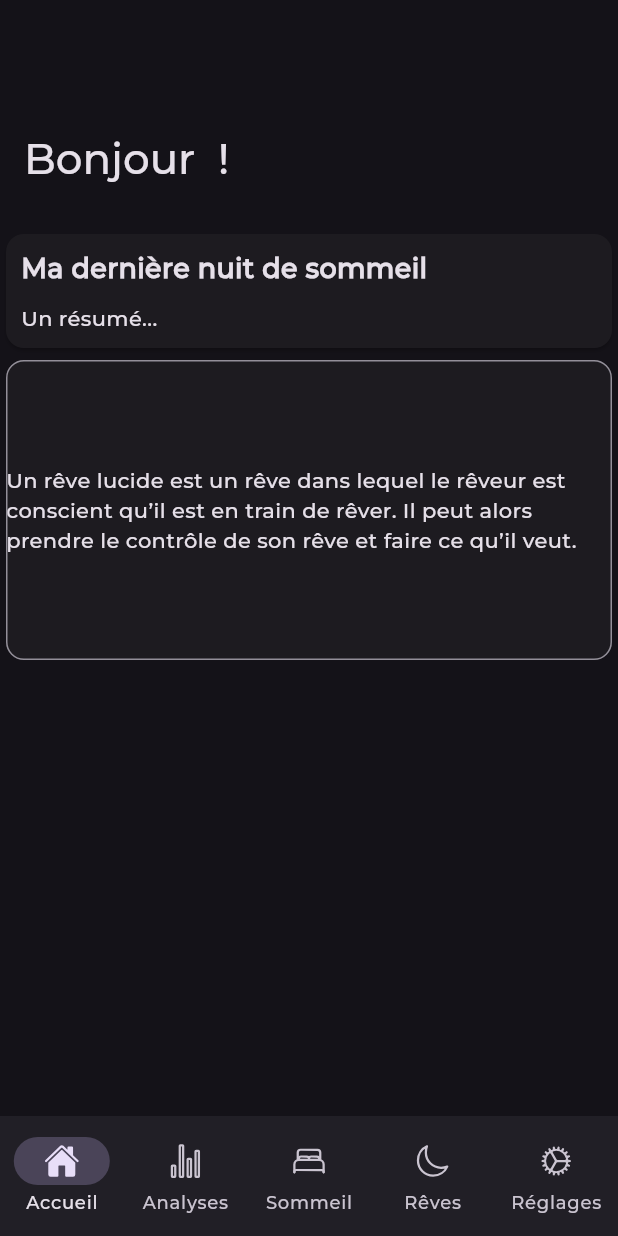
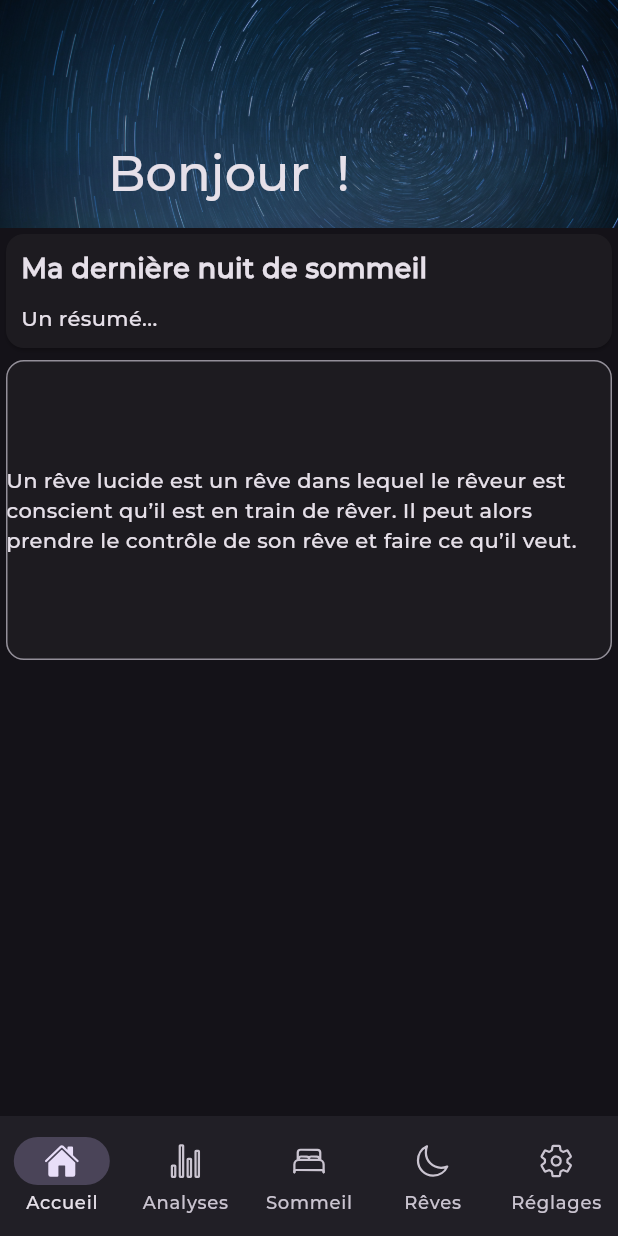
Before and after one commit to p1carats/morpheus-app, a Flutter app: the HomeScreen screen opened by its route, on a phone screen of 412 x 824 dp. Run offline on Flutter 3.47's test engine with Material 2 defaults, Android fonts, the phone set to English and light mode, and no system bars; our stand-ins replace cloud_firestore, firebase_auth, firebase_core, firebase_storage, go_router, image_picker and 4 more; missing offline and left inert: health; accounts and stored records are empty.

Commit message:
commit de la flemme et du soir.......

```diff
--- a/lib/ui/auth/login_screen.dart
+++ b/lib/ui/auth/login_screen.dart
@@ -45,6 +45,7 @@ class _AuthLoginScreenState extends State<AuthLoginScreen> {
           icon: const Icon(Ionicons.arrow_back_outline),
           onPressed: () => context.pop(),
         ),
+        title: const Text('Connexion'),
       ),
       body: Center(
         child: SingleChildScrollView(
--- a/lib/ui/home_screen.dart
+++ b/lib/ui/home_screen.dart
@@ -20,16 +20,26 @@ class _HomeScreenState extends State<HomeScreen> {
       body: CustomScrollView(
         slivers: <Widget>[
           SliverAppBar.large(
-            title: Text('Bonjour ${userProvider.user!.name} !'),
+            flexibleSpace: FlexibleSpaceBar(
+              title: Text('Bonjour ${userProvider.user!.name} !'),
+              background: Container(
+                decoration: const BoxDecoration(
+                  image: DecorationImage(
+                    image: AssetImage('assets/images/banner.jpg'),
+                    fit: BoxFit.cover,
+                  ),
+                ),
+              ),
+            ),
           ),
           SliverList(
             delegate: SliverChildListDelegate([
               Card(
                 child: Container(
                   padding: const EdgeInsets.all(10),
-                  child: const Column(
+                  child: Column(
                     crossAxisAlignment: CrossAxisAlignment.start,
-                    children: <Widget>[
+                    children: const <Widget>[
                       Text(
                         'Ma dernière nuit de sommeil',
                         style: TextStyle(
--- a/lib/ui/settings/profile_screen.dart
+++ b/lib/ui/settings/profile_screen.dart
@@ -5,7 +5,7 @@ import 'package:go_router/go_router.dart';
 import 'package:image_picker/image_picker.dart';
 import 'package:ionicons/ionicons.dart';
 
-import 'package:morpheus/providers/user_provider.dart';
+import '../../providers/user_provider.dart';
 
 class SettingsProfileScreen extends StatefulWidget {
   const SettingsProfileScreen({Key? key}) : super(key: key);
--- a/lib/ui/utils/navigation_bar.dart
+++ b/lib/ui/utils/navigation_bar.dart
@@ -1,11 +1,12 @@
 import 'package:flutter/material.dart';
 import 'package:go_router/go_router.dart';
 import 'package:ionicons/ionicons.dart';
-import 'package:morpheus/ui/analytics_screen.dart';
-import 'package:morpheus/ui/dreams/dream_screen.dart';
-import 'package:morpheus/ui/home_screen.dart';
-import 'package:morpheus/ui/settings/settings_screen.dart';
-import 'package:morpheus/ui/sleep_screen.dart';
+
+import '../../ui/analytics_screen.dart';
+import '../../ui/dreams/dream_screen.dart';
+import '../../ui/home_screen.dart';
+import '../../ui/settings/settings_screen.dart';
+import '../../ui/sleep_screen.dart';
 
 class BottomNavBar extends StatefulWidget {
   const BottomNavBar({Key? key}) : super(key: key);
@@ -59,8 +60,8 @@ class _BottomNavBarState extends State<BottomNavBar> {
             label: 'Rêves',
           ),
           NavigationDestination(
-            selectedIcon: Icon(Ionicons.cog),
-            icon: Icon(Ionicons.cog_outline),
+            selectedIcon: Icon(Ionicons.settings),
+            icon: Icon(Ionicons.settings_outline),
             label: 'Réglages',
           ),
         ],
--- a/pubspec.yaml
+++ b/pubspec.yaml
@@ -14,6 +14,7 @@ dependencies:
   intl: ^0.17.0
   shared_preferences: ^2.1.1
   image_picker: ^0.8.7+5
+  share_plus: ^7.0.1
   permission_handler: ^10.2.0
   health: ^6.0.0
   firebase_core: ^2.13.0
@@ -35,3 +36,5 @@ flutter:
     - family: Montserrat
       fonts:
         - asset: assets/fonts/Montserrat-Medium.ttf
+  assets:
+    - assets/images/
```
Also changed, not shown: lib/ui/dreams/add_screen.dart (+4 -4 lines), lib/ui/dreams/view_screen.dart (+13 -5 lines), lib/ui/sleep_screen.dart (+101 -1 lines), assets/images/banner.jpg (added), pubspec.lock.
